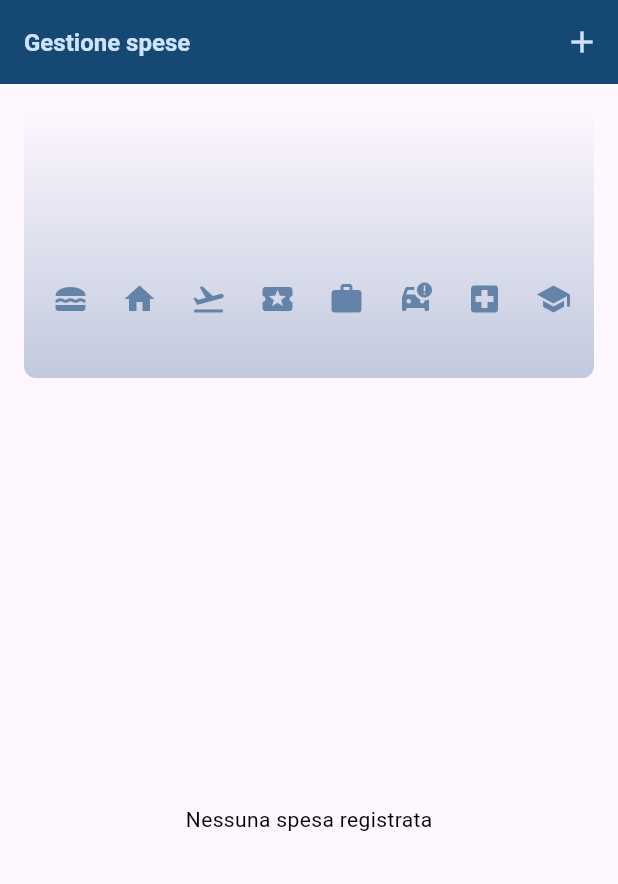
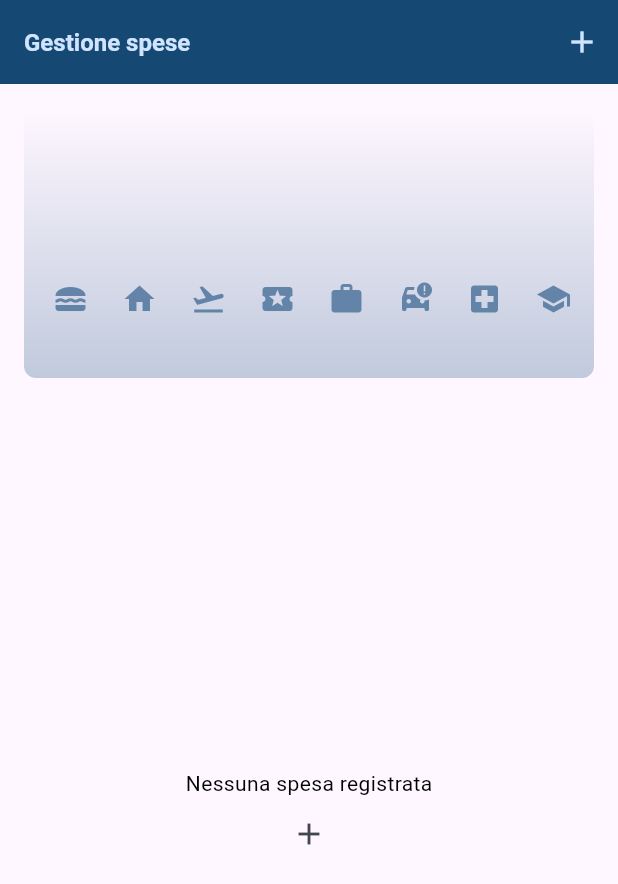
Before and after one commit to cristianmarcelli/expense_tracker, a Flutter app: the screen it shows after launch, on a phone screen of 412 x 824 dp. Shown: the top 884 px of the screen. Run offline on Flutter 3.47's test engine with Material 3 defaults, Android fonts, the phone set to English and light mode, and no system bars.

Commit message:
Aggiunto button per registrare nuova spesa quando non ci sono spese registrate

```diff
--- a/lib/widgets/home_page.dart
+++ b/lib/widgets/home_page.dart
@@ -15,12 +15,25 @@ class _HomePageState extends State<HomePage> {
   @override
   Widget build(BuildContext context) {
     Widget mainContent = Center(
-      child: Text('Nessuna spesa registrata',style: TextStyle(
-        color: Theme.of(context).brightness == Brightness.light
-            ? Colors.black
-            : Colors.white,
-      ),),
+      child: Column(
+        mainAxisAlignment: MainAxisAlignment.center,
+        children: [
+          Text(
+            'Nessuna spesa registrata',
+            style: TextStyle(
+              color: Theme.of(context).brightness == Brightness.light
+                  ? Colors.black
+                  : Colors.white,
+            ),
+          ),
+          IconButton(
+            icon: const Icon(Icons.add),
+            onPressed: () => _openAddExpenseOverlay(context),
+          ),
+        ],
+      ),
     );
+
 
     if (_registeredExpenses.isNotEmpty) {
       mainContent = ExpensesList(
```
